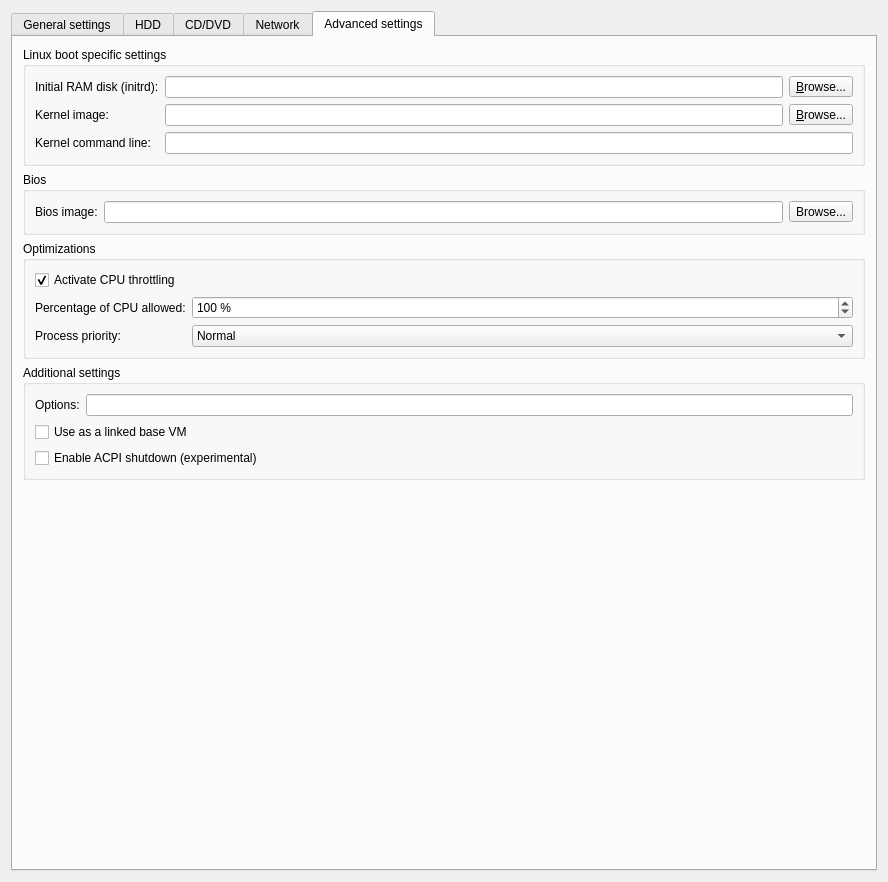
Above: gns3/modules/qemu/ui/qemu_vm_configuration_page.ui from GNS3/gns3-gui before the change. Below: the same form after it.
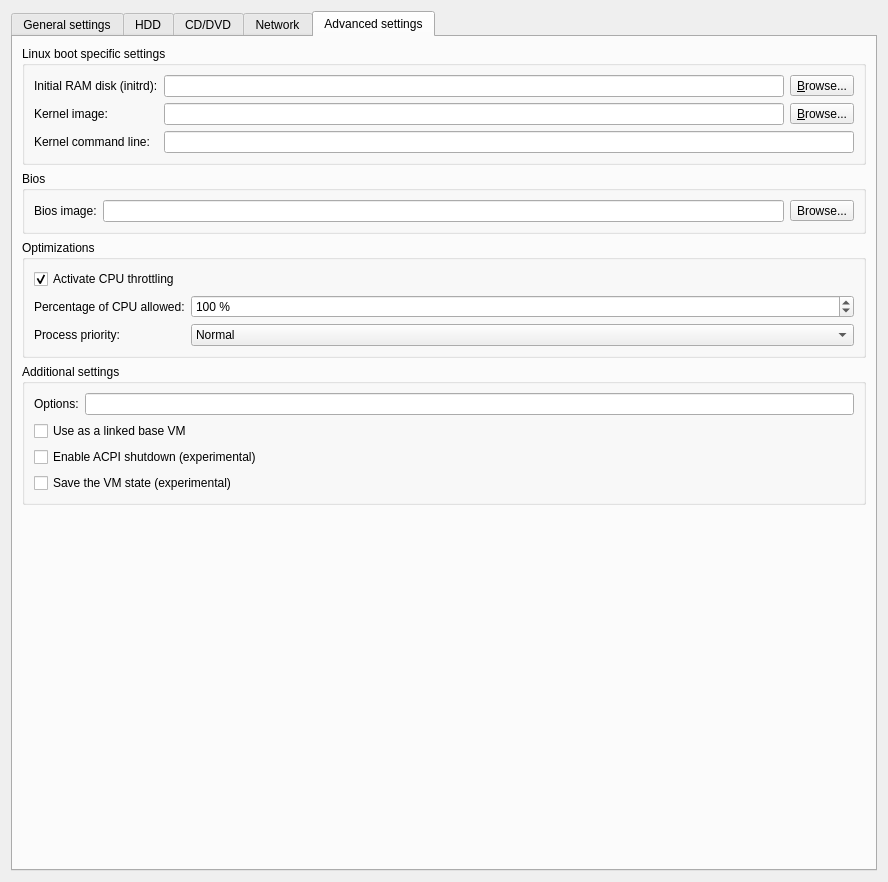
That is the form after the change. The open tabs and pages were chosen to show the change.

Commit message: Support for suspend to disk / resume (Qemu). Ref #725.

Diff of the .ui file:
```diff
--- a/gns3/modules/qemu/ui/qemu_vm_configuration_page.ui
+++ b/gns3/modules/qemu/ui/qemu_vm_configuration_page.ui
@@ -629,9 +629,6 @@
        <string>Advanced settings</string>
       </attribute>
       <layout class="QVBoxLayout" name="verticalLayout_2">
-       <property name="margin">
-        <number>10</number>
-       </property>
        <item>
         <widget class="QGroupBox" name="uiLinuxBootGroupBox">
          <property name="title">
@@ -853,6 +850,13 @@
             </property>
            </widget>
           </item>
+          <item row="3" column="0" colspan="2">
+           <widget class="QCheckBox" name="uiSaveVMStateCheckBox">
+            <property name="text">
+             <string>Save the VM state (experimental)</string>
+            </property>
+           </widget>
+          </item>
          </layout>
          <zorder>uiQemuOptionsLineEdit</zorder>
          <zorder>uiQemuOptionsLabel</zorder>
```
Left out of the diff: 1 changed line with no effect on the pictures. The commit also changes 5 other files.
